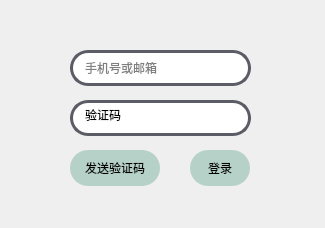
Before: the Qt Designer form OnePlayer/src/NetLoginDialog.ui in whdicu/OnePlayer, drawn with Qt 5.
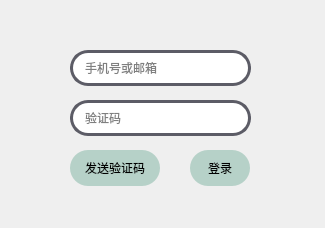
After: the same form once the commit is applied.

Diff of the .ui file:
```diff
--- a/OnePlayer/src/NetLoginDialog.ui
+++ b/OnePlayer/src/NetLoginDialog.ui
@@ -123,10 +123,10 @@
     </size>
    </property>
    <property name="text">
-    <string>验证码</string>
+    <string/>
    </property>
    <property name="placeholderText">
-    <string>密码</string>
+    <string>验证码</string>
    </property>
   </widget>
  </widget>
```
